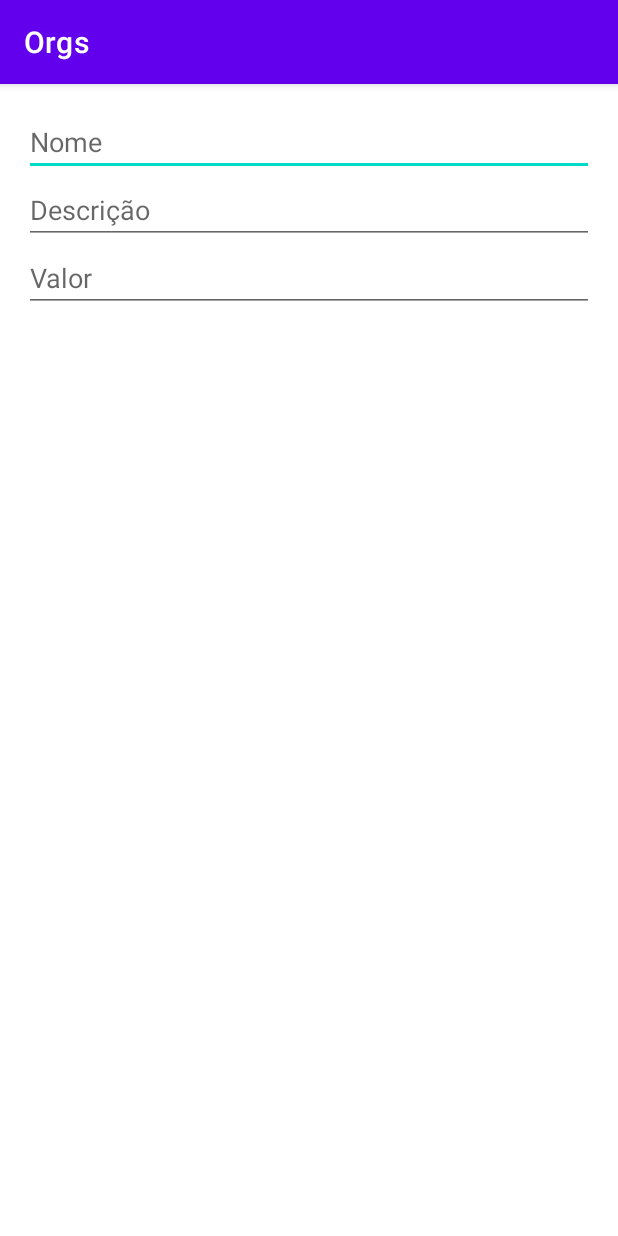
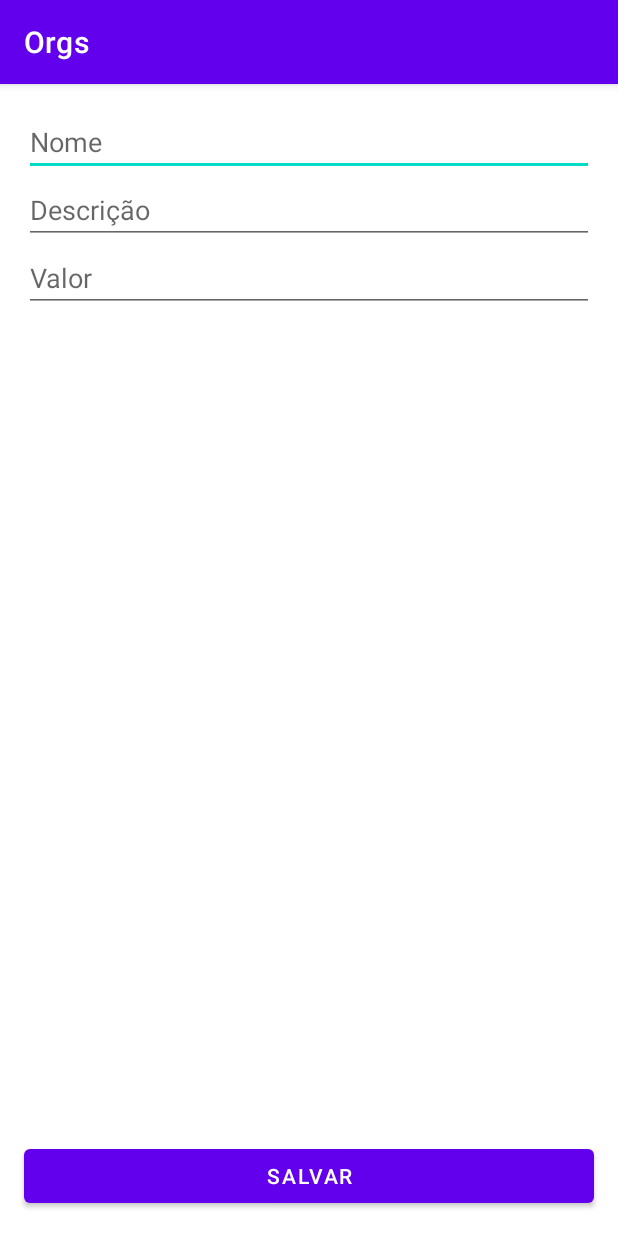
Before and after one commit to eulucasm/kotlin_alura, an Android app: the FormularioProdutoActivity screen opened directly, with no data from a screen before it, on a phone screen of 412 x 824 dp. Run offline under Robolectric (Android 15) with nearby library versions, the phone set to English and light mode, and no system bars.

Commit message:
configurações de layout para salvar itens

```diff
--- a/app/src/main/res/layout/activity_formulario_produto.xml
+++ b/app/src/main/res/layout/activity_formulario_produto.xml
@@ -1,10 +1,18 @@
 <?xml version="1.0" encoding="utf-8"?>
-<androidx.constraintlayout.widget.ConstraintLayout xmlns:android="http://schemas.android.com/apk/res/android"
+<ScrollView
+    xmlns:android="http://schemas.android.com/apk/res/android"
     xmlns:app="http://schemas.android.com/apk/res-auto"
     xmlns:tools="http://schemas.android.com/tools"
     android:layout_width="match_parent"
     android:layout_height="match_parent"
-    tools:context=".ui.activity.FormularioProdutoActivity">
+    android:fillViewport="true"
+    >
+
+    <androidx.constraintlayout.widget.ConstraintLayout
+        android:layout_width="match_parent"
+        android:layout_height="wrap_content"
+        tools:context=".ui.activity.FormularioProdutoActivity"
+        >
 
         <EditText
             android:id="@+id/nome_formulario"
@@ -12,6 +20,7 @@
             android:layout_height="wrap_content"
             android:layout_margin="16dp"
             android:hint="@string/nome"
+            android:inputType="text"
             app:layout_constraintEnd_toEndOf="parent"
             app:layout_constraintStart_toStartOf="parent"
             app:layout_constraintTop_toTopOf="parent" />
@@ -21,6 +30,7 @@
             android:layout_width="0dp"
             android:layout_height="wrap_content"
             android:hint="@string/descricao"
+            android:inputType="text"
             app:layout_constraintEnd_toEndOf="@+id/nome_formulario"
             app:layout_constraintStart_toStartOf="@+id/nome_formulario"
             app:layout_constraintTop_toBottomOf="@+id/nome_formulario" />
@@ -30,8 +40,19 @@
             android:layout_width="0dp"
             android:layout_height="wrap_content"
             android:hint="@string/valor"
+            android:inputType="numberDecimal"
             app:layout_constraintEnd_toEndOf="@+id/descricao_formulario"
             app:layout_constraintStart_toStartOf="@+id/descricao_formulario"
             app:layout_constraintTop_toBottomOf="@+id/descricao_formulario" />
 
+        <Button
+            android:layout_width="0dp"
+            android:layout_height="wrap_content"
+            android:layout_margin="16dp"
+            android:text="@string/salvar"
+            app:layout_constraintBottom_toBottomOf="parent"
+            app:layout_constraintEnd_toEndOf="parent"
+            app:layout_constraintStart_toStartOf="parent" />
+
     </androidx.constraintlayout.widget.ConstraintLayout>
+</ScrollView>
--- a/app/src/main/res/values/strings.xml
+++ b/app/src/main/res/values/strings.xml
@@ -3,4 +3,5 @@
     <string name="descricao">Descrição</string>
     <string name="valor">Valor</string>
     <string name="nome">Nome</string>
+    <string name="salvar">Salvar</string>
 </resources>
```
Lines whose indentation alone changed are shown as unchanged.
